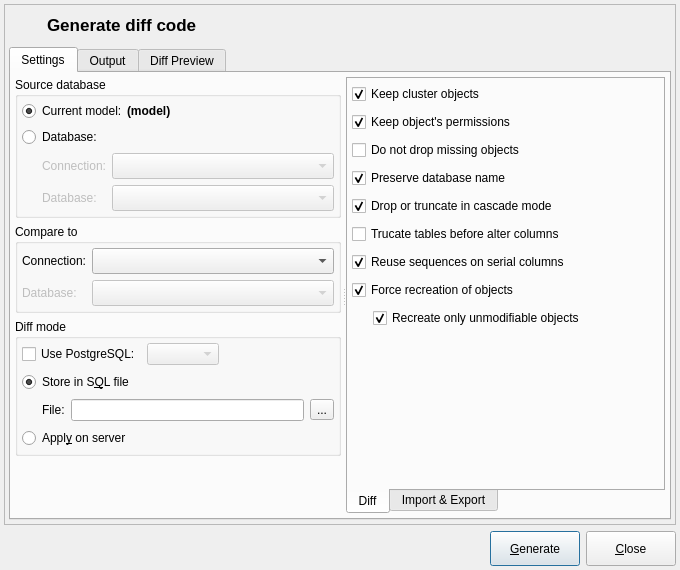
Old version of the form libpgmodeler_ui/ui/modeldatabasediffform.ui in the repository pgmodeler/pgmodeler.
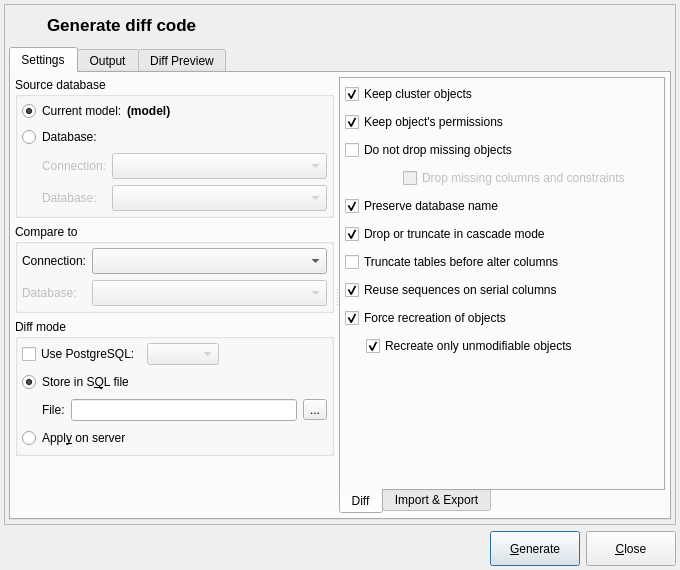
New version of the form. Icons and pictures are not drawn.

Commit message: Added an option to diff process to force the generation of DROP commands for columns and constraints even if the missing objects need to be preserved. This is useful to work with partial models and the user need to remove columns/constraints and preserve the rest of objects.

The edit to the form file:
```diff
--- a/libpgmodeler_ui/ui/modeldatabasediffform.ui
+++ b/libpgmodeler_ui/ui/modeldatabasediffform.ui
@@ -901,9 +901,9 @@
                 </layout>
                </item>
                <item>
-                <layout class="QHBoxLayout" name="horizontalLayout_22">
-                 <item>
-                  <widget class="QCheckBox" name="keep_not_imported_objs_chk">
+                <layout class="QGridLayout" name="gridLayout_12">
+                 <item row="0" column="0" colspan="2">
+                  <widget class="QCheckBox" name="dont_drop_missing_objs_chk">
                    <property name="toolTip">
                     <string/>
                    </property>
@@ -918,8 +918,65 @@
                    </property>
                   </widget>
                  </item>
-                 <item>
-                  <widget class="QWidget" name="keep_not_imported_objs_hint" native="true">
+                 <item row="0" column="2">
+                  <widget class="QWidget" name="dont_drop_missing_objs_hint" native="true">
+                   <property name="sizePolicy">
+                    <sizepolicy hsizetype="Fixed" vsizetype="Fixed">
+                     <horstretch>0</horstretch>
+                     <verstretch>0</verstretch>
+                    </sizepolicy>
+                   </property>
+                   <property name="minimumSize">
+                    <size>
+                     <width>22</width>
+                     <height>22</height>
+                    </size>
+                   </property>
+                   <property name="maximumSize">
+                    <size>
+                     <width>22</width>
+                     <height>22</height>
+                    </size>
+                   </property>
+                  </widget>
+                 </item>
+                 <item row="1" column="0">
+                  <spacer name="horizontalSpacer_8">
+                   <property name="orientation">
+                    <enum>Qt::Horizontal</enum>
+                   </property>
+                   <property name="sizeType">
+                    <enum>QSizePolicy::Fixed</enum>
+                   </property>
+                   <property name="sizeHint" stdset="0">
+                    <size>
+                     <width>12</width>
+                     <height>21</height>
+                    </size>
+                   </property>
+                  </spacer>
+                 </item>
+                 <item row="1" column="1">
+                  <widget class="QCheckBox" name="drop_missing_cols_constr_chk">
+                   <property name="enabled">
+                    <bool>false</bool>
+                   </property>
+                   <property name="toolTip">
+                    <string/>
+                   </property>
+                   <property name="statusTip">
+                    <string>Froce the generation of DROP commands for columns and constraints that exist in database but not in the model. This is useful when diff a partial model against the complete database and the user needs to drop columns and constraint but preserve the rest of the objects.</string>
+                   </property>
+                   <property name="text">
+                    <string>Drop missing columns and constraints</string>
+                   </property>
+                   <property name="checked">
+                    <bool>false</bool>
+                   </property>
+                  </widget>
+                 </item>
+                 <item row="1" column="2">
+                  <widget class="QWidget" name="drop_missing_cols_constr_hint" native="true">
                    <property name="sizePolicy">
                     <sizepolicy hsizetype="Fixed" vsizetype="Fixed">
                      <horstretch>0</horstretch>
@@ -1043,7 +1100,7 @@
                     <string>Clears the data of all tables which will have columns modified. This is useful to avoid errors related to type casting. &lt;strong&gt;WARNING:&lt;/strong&gt; DO NOT use this option on production servers and always make a backup before use it.</string>
                    </property>
                    <property name="text">
-                    <string>Trucate tables before alter columns</string>
+                    <string>Truncate tables before alter columns</string>
                    </property>
                   </widget>
                  </item>
```
The commit also changes 4 other files.
